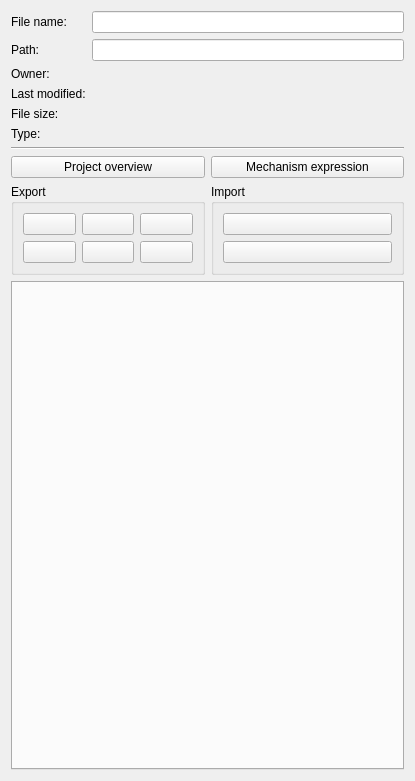
KmolYuan/Pyslvs-UI, file pyslvs_ui/io/project.ui: the form before one commit.
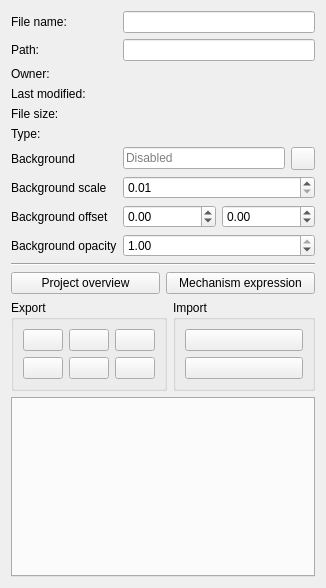
The form after the commit. Icons and pictures are not drawn.

Commit message: Move background option into project file.

```diff
--- a/pyslvs_ui/io/project.ui
+++ b/pyslvs_ui/io/project.ui
@@ -6,8 +6,8 @@
    <rect>
     <x>0</x>
     <y>0</y>
-    <width>415</width>
-    <height>781</height>
+    <width>326</width>
+    <height>588</height>
    </rect>
   </property>
   <property name="windowIcon">
@@ -85,6 +85,106 @@
      <item row="5" column="1">
       <widget class="QLabel" name="type_label"/>
      </item>
+     <item row="6" column="0">
+      <widget class="QLabel" name="background_label">
+       <property name="text">
+        <string>Background</string>
+       </property>
+      </widget>
+     </item>
+     <item row="6" column="1">
+      <layout class="QHBoxLayout" name="background_layout">
+       <item>
+        <widget class="QLineEdit" name="background_option">
+         <property name="placeholderText">
+          <string>Disabled</string>
+         </property>
+         <property name="clearButtonEnabled">
+          <bool>true</bool>
+         </property>
+        </widget>
+       </item>
+       <item>
+        <widget class="QToolButton" name="background_choose_dir">
+         <property name="icon">
+          <iconset resource="../icons.qrc">
+           <normaloff>:/icons/loadfile.png</normaloff>:/icons/loadfile.png</iconset>
+         </property>
+        </widget>
+       </item>
+      </layout>
+     </item>
+     <item row="7" column="0">
+      <widget class="QLabel" name="background_scale_label">
+       <property name="text">
+        <string>Background scale</string>
+       </property>
+      </widget>
+     </item>
+     <item row="7" column="1">
+      <widget class="QDoubleSpinBox" name="background_scale_option">
+       <property name="minimum">
+        <double>0.010000000000000</double>
+       </property>
+       <property name="maximum">
+        <double>10.000000000000000</double>
+       </property>
+       <property name="singleStep">
+        <double>0.020000000000000</double>
+       </property>
+      </widget>
+     </item>
+     <item row="8" column="0">
+      <widget class="QLabel" name="background_offset_label">
+       <property name="text">
+        <string>Background offset</string>
+       </property>
+      </widget>
+     </item>
+     <item row="8" column="1">
+      <layout class="QHBoxLayout" name="background_offset_layout">
+       <item>
+        <widget class="QDoubleSpinBox" name="background_x_option">
+         <property name="minimum">
+          <double>-999999.000000000000000</double>
+         </property>
+         <property name="maximum">
+          <double>999999.000000000000000</double>
+         </property>
+        </widget>
+       </item>
+       <item>
+        <widget class="QDoubleSpinBox" name="background_y_option">
+         <property name="minimum">
+          <double>-999999.000000000000000</double>
+         </property>
+         <property name="maximum">
+          <double>999999.000000000000000</double>
+         </property>
+        </widget>
+       </item>
+      </layout>
+     </item>
+     <item row="9" column="0">
+      <widget class="QLabel" name="background_opacity_label">
+       <property name="text">
+        <string>Background opacity</string>
+       </property>
+      </widget>
+     </item>
+     <item row="9" column="1">
+      <widget class="QDoubleSpinBox" name="background_opacity_option">
+       <property name="maximum">
+        <double>1.000000000000000</double>
+       </property>
+       <property name="singleStep">
+        <double>0.100000000000000</double>
+       </property>
+       <property name="value">
+        <double>1.000000000000000</double>
+       </property>
+      </widget>
+     </item>
     </layout>
    </item>
    <item>
```
The commit also changes 14 other files.
